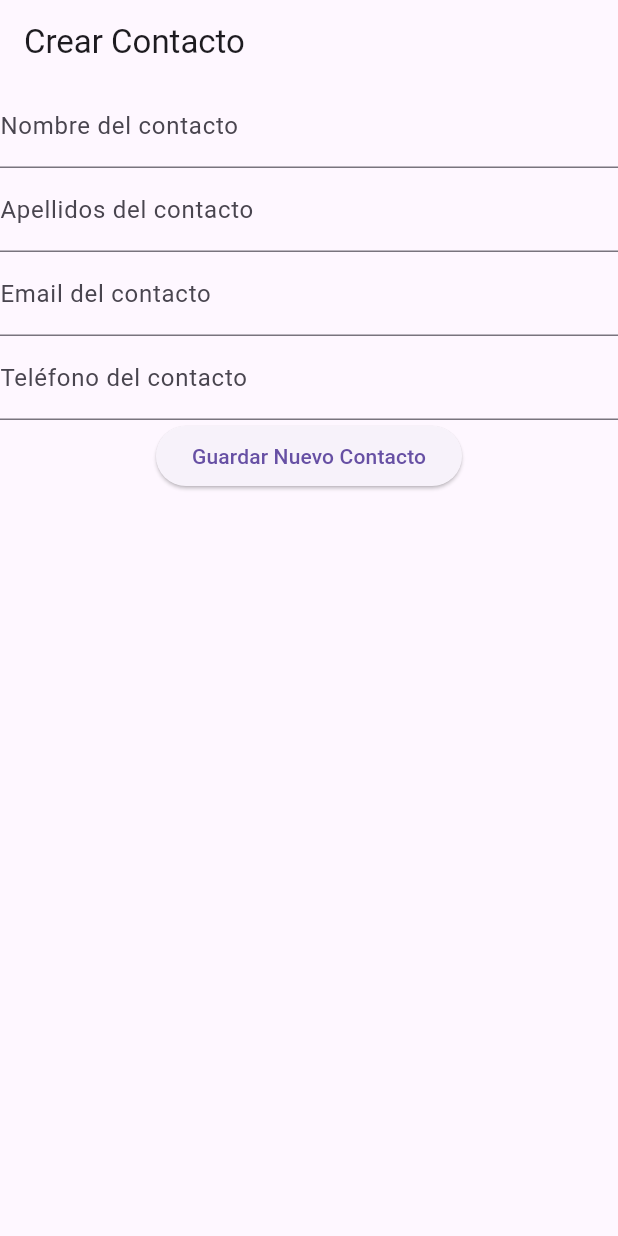
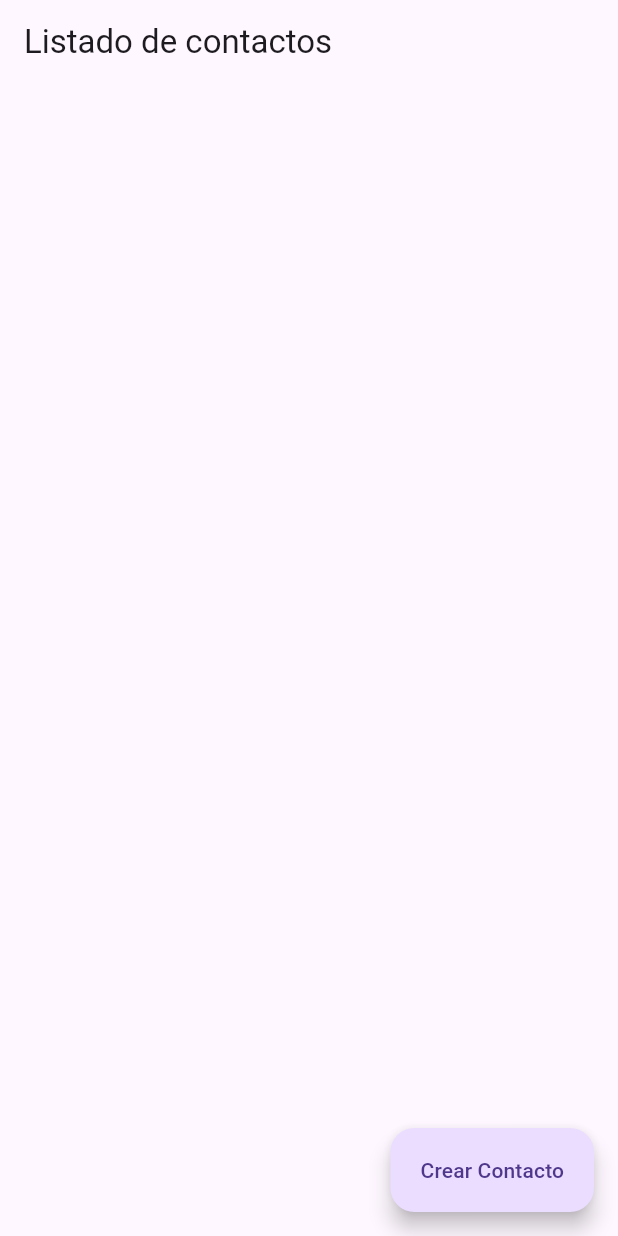
Before and after one commit to SamuelAroca/agendacontactos, a Flutter app: the screen it shows after launch, on a phone screen of 412 x 824 dp. Run offline on Flutter 3.47's test engine with Material 3 defaults, Android fonts, the phone set to English and light mode, and no system bars; our stand-ins replace sqflite; accounts and stored records are empty.

Commit message:
Clase del 29 de abril, listo SELECT y INSERT local

```diff
--- a/lib/crearContactos.dart
+++ b/lib/crearContactos.dart
@@ -106,6 +106,7 @@ class _CrearContactos extends State<CrearContactos> {
           if (formKey.currentState!.validate()) {
             formKey.currentState!.save();
             crearContacto();
+            Navigator.pop(context);
           }
         },
         child: Text("Guardar Nuevo Contacto"));
--- /dev/null
+++ b/lib/listarContactos.dart
@@ -0,0 +1,61 @@
+import 'package:agenda_contactos/contactProvider.dart';
+import 'package:agenda_contactos/contactResponseModel.dart';
+import 'package:flutter/material.dart';
+
+class ListarContactos extends StatefulWidget {
+  @override
+  State<StatefulWidget> createState() {
+    return _ListarContactos();
+  }
+}
+
+class _ListarContactos extends State<ListarContactos> {
+  List<Widget> listadoContactos = <Widget>[];
+
+  @override
+  Widget build(BuildContext context) {
+    obtenerContactos();
+    return Scaffold(
+        appBar: AppBar(
+          title: Text("Listado de contactos"),
+        ),
+        body: Center(
+            child: ListView(
+          children: [
+            Column(
+                crossAxisAlignment: CrossAxisAlignment.stretch,
+                children: this.listadoContactos)
+          ],
+        )),
+        floatingActionButton: FloatingActionButton.extended(
+            onPressed: () {
+              Navigator.pushNamed(context, "/create");
+            },
+            label: Text("Crear Contacto")));
+  }
+
+  obtenerContactos() async {
+    ContactProvider provider = ContactProvider();
+    await provider.init();
+    ContactResponseModel response = await provider.obternerContactos();
+
+    List<Widget> contactosACargar = <Widget>[];
+    for (int i = 0; i < response.listaContactos.length; i++) {
+      Card card = Card(
+        child: Column(
+          children: [
+            Text(response.listaContactos[i].nombre +
+                " " +
+                response.listaContactos[i].apellidos),
+            Text(response.listaContactos[i].telefono),
+            Text(response.listaContactos[i].email)
+          ],
+        ),
+      );
+      contactosACargar.add(card);
+    }
+    setState(() {
+      this.listadoContactos = contactosACargar;
+    });
+  }
+}
--- a/lib/main.dart
+++ b/lib/main.dart
@@ -1,7 +1,10 @@
 import 'package:agenda_contactos/crearContactos.dart';
+import 'package:agenda_contactos/listarContactos.dart';
 import 'package:flutter/material.dart';
 
 void main() {
-  runApp(
-      MaterialApp(routes: {"/": (BuildContext context) => CrearContactos()}));
+  runApp(MaterialApp(routes: {
+    "/": (BuildContext context) => ListarContactos(),
+    "/create": (BuildContext context) => CrearContactos()
+  }));
 }
```
